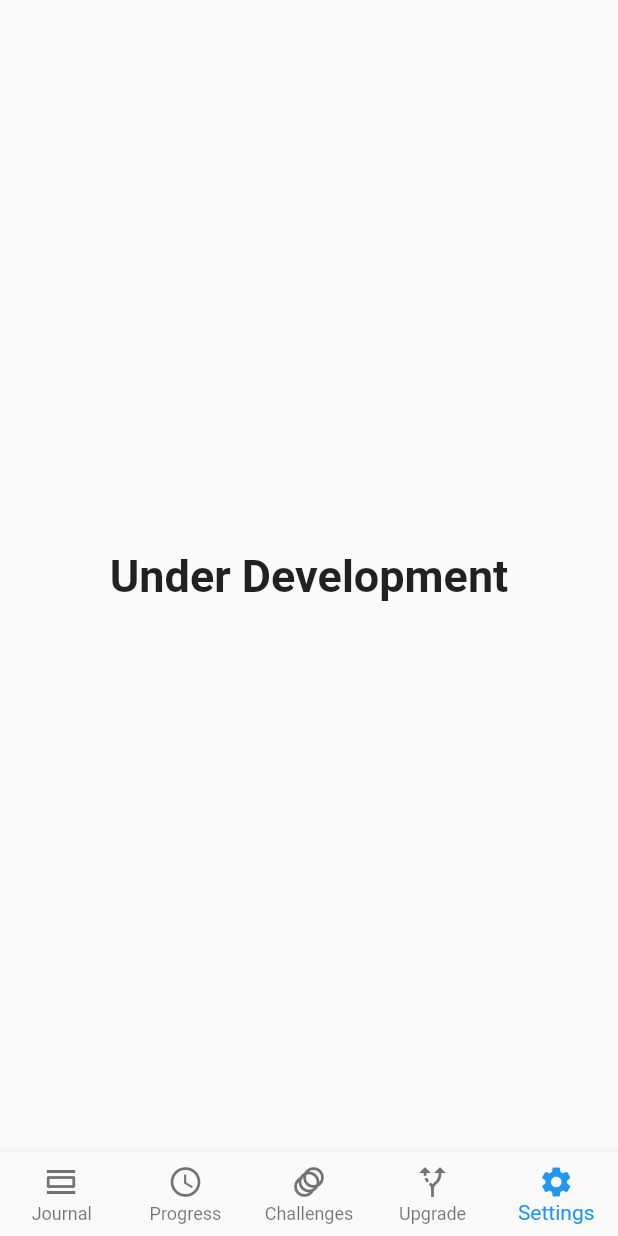
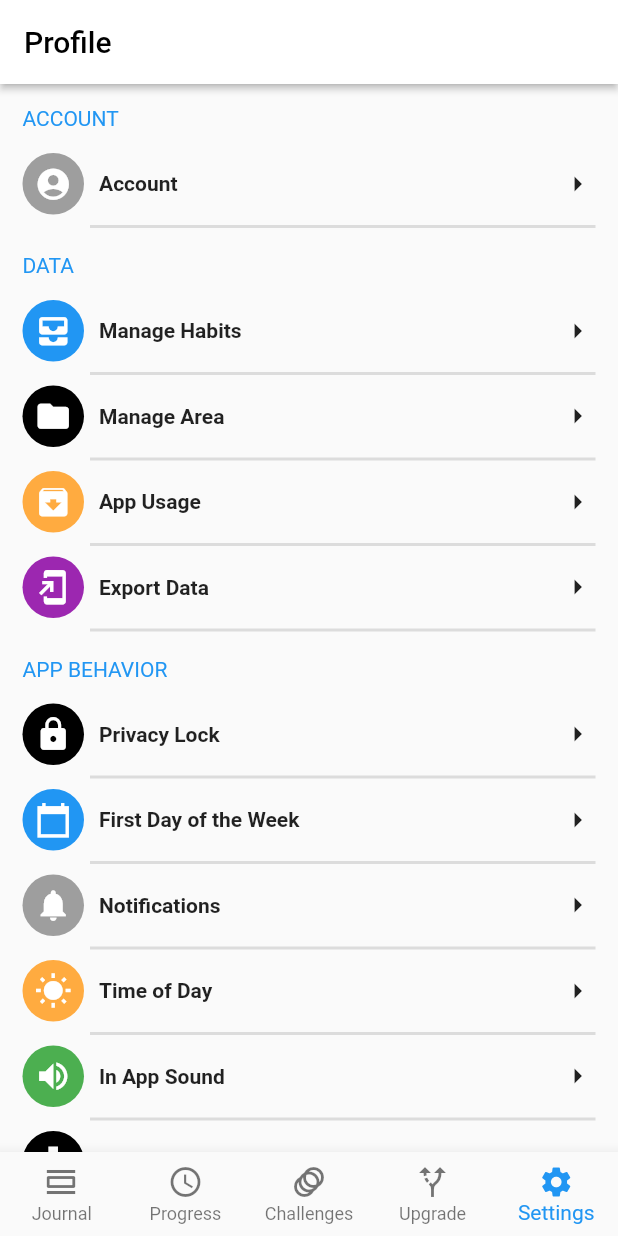
Before and after one commit to Sunil-0/Habitify, a Flutter app: the screen it shows after launch, item 5 of the bottom bar chosen, on a phone screen of 412 x 824 dp. Run offline on Flutter 3.47's test engine with Material 2 defaults, Android fonts, the phone set to English and light mode, and no system bars; our stand-ins replace flutter_speed_dial, flutter_switch, percent_indicator; missing offline and left inert: dart:ffi.

Commit message:
Updated Setting

```diff
--- a/lib/Journal.dart
+++ b/lib/Journal.dart
@@ -67,7 +67,7 @@ class _JournalState extends State<Journal> {
               else if(index==2){
                 selectedColor = Colors.orangeAccent;
               }
-              else{
+              else if(index == 3){
                 Navigator.pushNamed(context, '/New_Area');
                 index = 0;
                 setState(() {
@@ -132,7 +132,6 @@ class _JournalState extends State<Journal> {
                           ),
                           SizedBox(width: 70,),
                           Icon(Icons.check, color: Colors.grey)
-
                         ],
                       ),
                     ),
--- a/lib/Setting.dart
+++ b/lib/Setting.dart
@@ -9,8 +9,85 @@ class setting extends StatefulWidget {
 class _settingState extends State<setting> {
   @override
   Widget build(BuildContext context) {
-    return Center(
-      child: Text("Under Development", style: TextStyle(fontWeight: FontWeight.bold, fontSize: 30),),
+    return Scaffold(
+      appBar: AppBar(
+        elevation: 2,
+        backgroundColor: Colors.white,
+        title: Text('Profile', style: TextStyle(color: Colors.black),),
+      ),
+      body: SingleChildScrollView(
+        child: Container(
+
+          padding: EdgeInsets.all(15),
+          child: Column(
+            crossAxisAlignment: CrossAxisAlignment.start,
+            children: [
+              Text('ACCOUNT', style: TextStyle(color: Colors.blue),),SizedBox(height: 15,),
+              settingList(icon: Icons.account_circle_sharp, color: Colors.grey, value: 'Account'),Divider(thickness: 2, indent: 45,),SizedBox(height: 10,),
+              Text('DATA', style: TextStyle(color: Colors.blue),),SizedBox(height: 15,),
+              settingList(icon: Icons.all_inbox, color: Colors.blue, value: 'Manage Habits'),Divider(thickness: 2, indent: 45,),
+              settingList(icon: Icons.folder, color: Colors.black, value: 'Manage Area'),Divider(thickness: 2, indent: 45,),
+              settingList(icon: Icons.archive_rounded, color: Colors.orangeAccent, value: 'App Usage'),Divider(thickness: 2, indent: 45,),
+              settingList(icon: Icons.add_to_home_screen, color: Colors.purple, value: 'Export Data'),Divider(thickness: 2, indent: 45,),SizedBox(height: 10,),
+              Text('APP BEHAVIOR', style: TextStyle(color: Colors.blue),),SizedBox(height: 15,),
+              settingList(icon: Icons.lock, color: Colors.black, value: 'Privacy Lock'),Divider(thickness: 2, indent: 45,),
+              settingList(icon: Icons.calendar_today_sharp, color: Colors.blue, value: 'First Day of the Week'),Divider(thickness: 2, indent: 45,),
+              settingList(icon: Icons.notifications, color: Colors.grey, value: 'Notifications'),Divider(thickness: 2, indent: 45,),
+              settingList(icon: Icons.wb_sunny, color: Colors.orangeAccent, value: 'Time of Day'),Divider(thickness: 2, indent: 45,),
+              settingList(icon: Icons.volume_up, color: Colors.green, value: 'In App Sound'),Divider(thickness: 2, indent: 45,),
+              settingList(icon: Icons.wb_incandescent_sharp, color: Colors.black, value: 'Dark Mode'),Divider(thickness: 2, indent: 45,),SizedBox(height: 10,),
+              Text('PAYMENT', style: TextStyle(color: Colors.blue),),SizedBox(height: 15,),
+              settingList(icon: Icons.folder_shared_outlined, color: Colors.blue, value: 'Upgrade to Prime'),Divider(thickness: 2, indent: 45,),SizedBox(height: 10,),
+              Text('INTEGRATION', style: TextStyle(color: Colors.blue),),SizedBox(height: 15,),
+              settingList(icon: Icons.calendar_today, color: Colors.lightBlue, value: 'Sync with Calender'),Divider(thickness: 2, indent: 45,),
+              settingList(icon: Icons.sd_storage_sharp, color: Colors.purple, value: 'API Credential'),Divider(thickness: 2, indent: 45,),SizedBox(height: 10,),
+              Text('SUPPORT AND LEGAL', style: TextStyle(color: Colors.blue),),SizedBox(height: 15,),
+              settingList(icon: Icons.golf_course, color: Colors.lightBlue, value: 'Vote on Features'),Divider(thickness: 2, indent: 45,),
+              settingList(icon: Icons.chat_bubble_outlined, color: Colors.purple, value: 'Chat with Our Support Team'),Divider(thickness: 2, indent: 45,),
+              settingList(icon: Icons.file_copy, color: Colors.black, value: 'Privacy Policy'),Divider(thickness: 2, indent: 45,),
+              settingList(icon: Icons.app_registration, color: Colors.orangeAccent, value: 'Terms of Use'),Divider(thickness: 2, indent: 45,),SizedBox(height: 10,),
+              Text('CONNECT', style: TextStyle(color: Colors.blue),),SizedBox(height: 15,),
+              settingList(icon: Icons.translate, color: Color(0xFF0E199E), value: 'Translate'),Divider(thickness: 2, indent: 45,),
+              settingList(icon: Icons.supervised_user_circle_outlined, color: Colors.orangeAccent, value: 'User Community'),Divider(thickness: 2, indent: 45,),
+              settingList(icon: Icons.notifications, color: Colors.lightBlue, value: 'Follow us on Twitter'),Divider(thickness: 2, indent: 45,),SizedBox(height: 10,),
+
+            ],
+          ),
+        ),
+      ),
     );
   }
 }
+
+class settingList extends StatelessWidget {
+  IconData icon;
+  Color color;
+  String value;
+  settingList({
+    Key? key, required this.icon, required this.color, required this.value,
+  }) : super(key: key);
+
+  @override
+  Widget build(BuildContext context) {
+    return Row(
+      mainAxisAlignment: MainAxisAlignment.spaceBetween,
+      children: [
+        Row(
+          children: [
+            Container(
+              padding: EdgeInsets.all(8),
+              decoration: BoxDecoration(
+                borderRadius: BorderRadius.circular(50),
+                color: this.color
+              ),
+              child: Icon(this.icon, color: Colors.white, size: 25,),
+            ),
+            SizedBox(width: 10,),
+            Text(this.value, style: TextStyle(fontWeight: FontWeight.bold),),
+          ],
+        ),
+        Icon(Icons.arrow_right),
+      ],
+    );
+  }
+}
```
